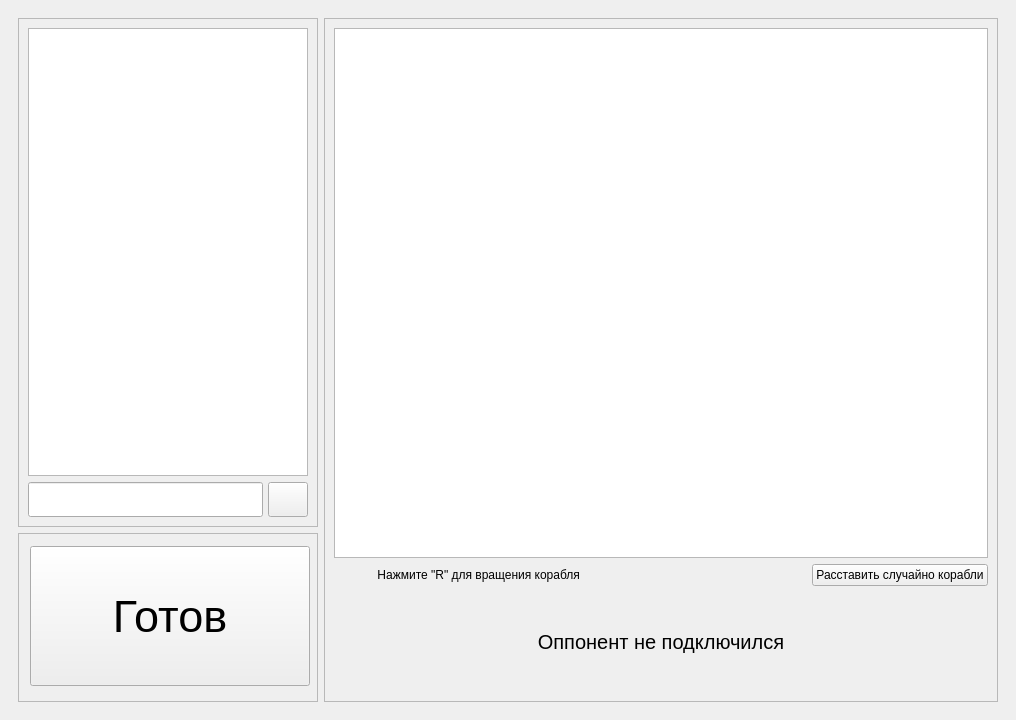
First picture: the form in Sea_Battle_Client/UI/mainwindow.ui, repository Bananka123321/Sea_Battle, before the edit.
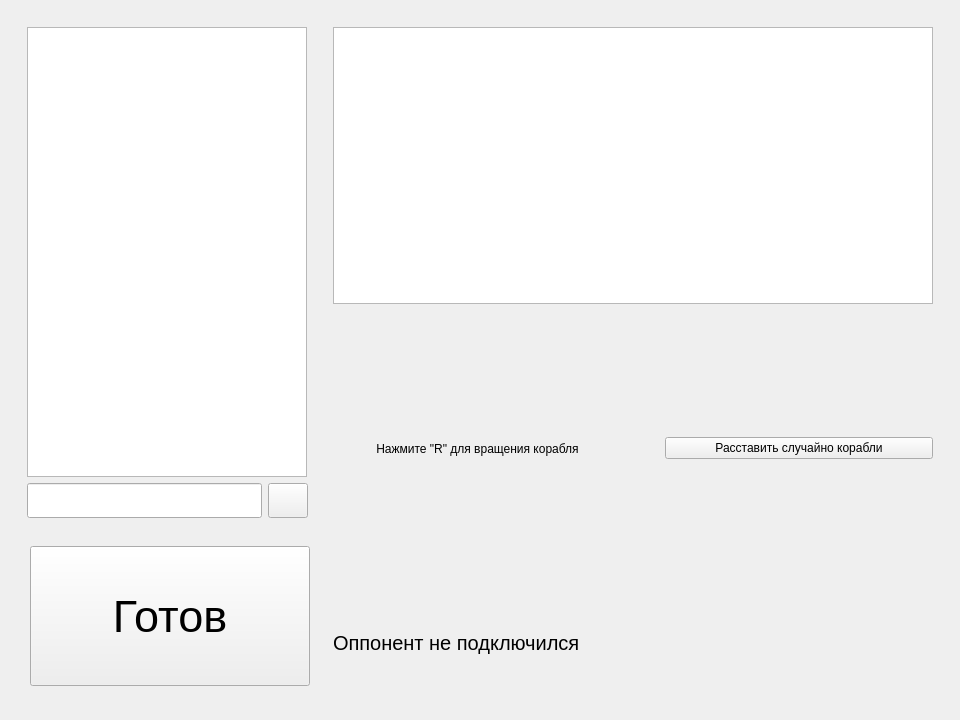
Second picture: the form after the edit. The open tabs and pages were chosen to show the change. Icons and pictures are not drawn.

Diff of the .ui file:
```diff
--- a/Sea_Battle_Client/UI/mainwindow.ui
+++ b/Sea_Battle_Client/UI/mainwindow.ui
@@ -6,7 +6,7 @@
    <rect>
     <x>0</x>
     <y>0</y>
-    <width>1016</width>
+    <width>960</width>
     <height>720</height>
    </rect>
   </property>
@@ -507,10 +507,7 @@
            </size>
           </property>
           <property name="frameShape">
-           <enum>QFrame::Shape::StyledPanel</enum>
-          </property>
-          <property name="frameShadow">
-           <enum>QFrame::Shadow::Raised</enum>
+           <enum>QFrame::NoFrame</enum>
           </property>
           <layout class="QGridLayout" name="gridLayout_7">
            <item row="1" column="0">
@@ -585,10 +582,7 @@
            </size>
           </property>
           <property name="frameShape">
-           <enum>QFrame::Shape::StyledPanel</enum>
-          </property>
-          <property name="frameShadow">
-           <enum>QFrame::Shadow::Raised</enum>
+           <enum>QFrame::NoFrame</enum>
           </property>
           <widget class="QPushButton" name="ReadyPushButton">
            <property name="geometry">
@@ -625,10 +619,7 @@
         <item row="0" column="1" rowspan="4" colspan="2">
          <widget class="QFrame" name="frame">
           <property name="frameShape">
-           <enum>QFrame::Shape::StyledPanel</enum>
-          </property>
-          <property name="frameShadow">
-           <enum>QFrame::Shadow::Raised</enum>
+           <enum>QFrame::NoFrame</enum>
           </property>
           <layout class="QGridLayout" name="gridLayout_6">
            <item row="0" column="0">
@@ -669,15 +660,12 @@
                  <property name="text">
                   <string>             Нажмите &quot;R&quot; для вращения корабля            </string>
                  </property>
-                 <property name="alignment">
-                  <set>Qt::AlignmentFlag::AlignCenter</set>
-                 </property>
                 </widget>
                </item>
                <item>
                 <spacer name="horizontalSpacer_9">
                  <property name="orientation">
-                  <enum>Qt::Orientation::Horizontal</enum>
+                  <enum>Qt::Vertical</enum>
                  </property>
                  <property name="sizeHint" stdset="0">
                   <size>
@@ -717,9 +705,6 @@
                <property name="text">
                 <string>Оппонент не подключился</string>
                </property>
-               <property name="alignment">
-                <set>Qt::AlignmentFlag::AlignCenter</set>
-               </property>
               </widget>
              </item>
             </layout>
```
Left out of the diff: 63 changed lines with no effect on the pictures.
